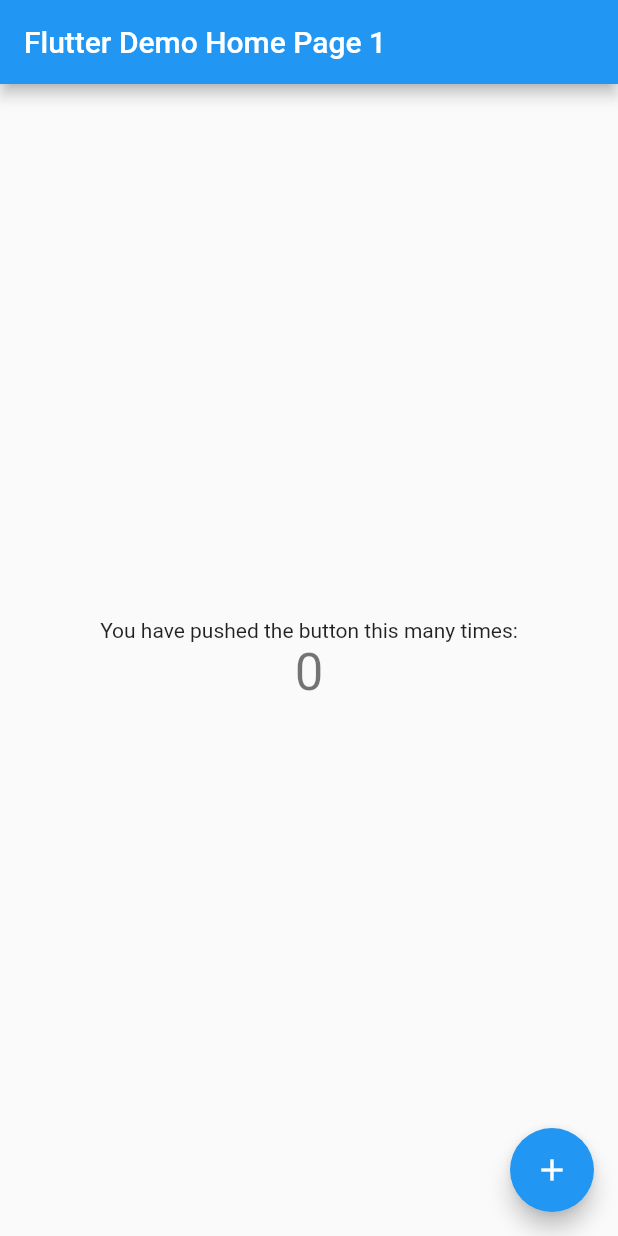
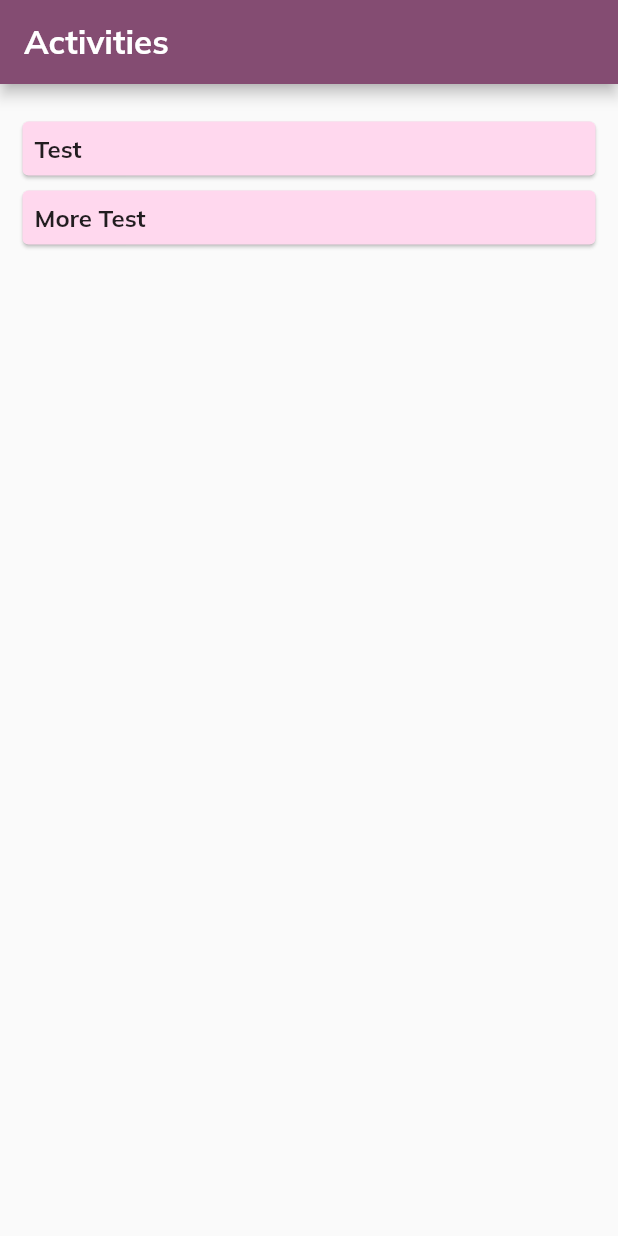
Before and after one commit to jonaspeter/get_my_life_in_order, a Flutter app: the screen it shows after launch, on a phone screen of 412 x 824 dp. Run offline on Flutter 3.47's test engine with Material 2 defaults, Android fonts, the phone set to English and light mode, and no system bars; our stand-ins replace freezed_annotation; generated files the repository leaves out were written again.

Commit message:
GMLIO-2 basic view to list all activities

```diff
--- /dev/null
+++ b/lib/domain/entities/activity.dart
@@ -0,0 +1,10 @@
+import 'package:freezed_annotation/freezed_annotation.dart';
+
+part 'activity.freezed.dart';
+
+@freezed
+class Activity with _$Activity {
+  const factory Activity({
+    required String name,
+}) = _Activity;
+}
--- a/lib/main.dart
+++ b/lib/main.dart
@@ -1,115 +1,28 @@
 import 'package:flutter/material.dart';
+
+import 'presentation/theme.dart' as Theme;
+import 'domain/entities/activity.dart';
+import 'presentation/activities_view.dart';
+
 
 void main() {
   runApp(const MyApp());
 }
 
+const _testActivities = [
+  Activity(name: "Test"),
+  Activity(name: "More Test"),
+];
+
 class MyApp extends StatelessWidget {
   const MyApp({super.key});
 
-  // This widget is the root of your application.
   @override
   Widget build(BuildContext context) {
     return MaterialApp(
-      title: 'Flutter Demo 1',
-      theme: ThemeData(
-        // This is the theme of your application.
-        //
-        // Try running your application with "flutter run". You'll see the
-        // application has a blue toolbar. Then, without quitting the app, try
-        // changing the primarySwatch below to Colors.green and then invoke
-        // "hot reload" (press "r" in the console where you ran "flutter run",
-        // or simply save your changes to "hot reload" in a Flutter IDE).
-        // Notice that the counter didn't reset back to zero; the application
-        // is not restarted.
-        primarySwatch: Colors.blue,
-      ),
-      home: const MyHomePage(title: 'Flutter Demo Home Page 1'),
+      title: 'Get My Life in Order',
+      theme: Theme.theme,
+      home: const ActivitiesView(activities: _testActivities),
     );
   }
 }
-
-class MyHomePage extends StatefulWidget {
-  const MyHomePage({super.key, required this.title});
-
-  // This widget is the home page of your application. It is stateful, meaning
-  // that it has a State object (defined below) that contains fields that affect
-  // how it looks.
-
-  // This class is the configuration for the state. It holds the values (in this
-  // case the title) provided by the parent (in this case the App widget) and
-  // used by the build method of the State. Fields in a Widget subclass are
-  // always marked "final".
-
-  final String title;
-
-  @override
-  State<MyHomePage> createState() => _MyHomePageState();
-}
-
-class _MyHomePageState extends State<MyHomePage> {
-  int _counter = 0;
-
-  void _incrementCounter() {
-    setState(() {
-      // This call to setState tells the Flutter framework that something has
-      // changed in this State, which causes it to rerun the build method below
-      // so that the display can reflect the updated values. If we changed
-      // _counter without calling setState(), then the build method would not be
-      // called again, and so nothing would appear to happen.
-      _counter++;
-    });
-  }
-
-  @override
-  Widget build(BuildContext context) {
-    // This method is rerun every time setState is called, for instance as done
-    // by the _incrementCounter method above.
-    //
-    // The Flutter framework has been optimized to make rerunning build methods
-    // fast, so that you can just rebuild anything that needs updating rather
-    // than having to individually change instances of widgets.
-    return Scaffold(
-      appBar: AppBar(
-        // Here we take the value from the MyHomePage object that was created by
-        // the App.build method, and use it to set our appbar title.
-        title: Text(widget.title),
-      ),
-      body: Center(
-        // Center is a layout widget. It takes a single child and positions it
-        // in the middle of the parent.
-        child: Column(
-          // Column is also a layout widget. It takes a list of children and
-          // arranges them vertically. By default, it sizes itself to fit its
-          // children horizontally, and tries to be as tall as its parent.
-          //
-          // Invoke "debug painting" (press "p" in the console, choose the
-          // "Toggle Debug Paint" action from the Flutter Inspector in Android
-          // Studio, or the "Toggle Debug Paint" command in Visual Studio Code)
-          // to see the wireframe for each widget.
-          //
-          // Column has various properties to control how it sizes itself and
-          // how it positions its children. Here we use mainAxisAlignment to
-          // center the children vertically; the main axis here is the vertical
-          // axis because Columns are vertical (the cross axis would be
-          // horizontal).
-          mainAxisAlignment: MainAxisAlignment.center,
-          children: <Widget>[
-            const Text(
-              'You have pushed the button this many times:',
-            ),
-            Text(
-              '$_counter',
-              style: Theme.of(context).textTheme.headline4,
-            ),
-          ],
-        ),
-      ),
-      floatingActionButton: FloatingActionButton(
-        onPressed: _incrementCounter,
-        tooltip: 'Increment',
-        child: const Icon(Icons.add),
-      ), // This trailing comma makes auto-formatting nicer for build methods.
-    );
-  }
-}
--- /dev/null
+++ b/lib/presentation/activities_view.dart
@@ -0,0 +1,27 @@
+import 'package:flutter/material.dart';
+import 'package:get_my_life_in_order/presentation/activity_card.dart';
+
+import '../domain/entities/activity.dart';
+
+class ActivitiesView extends StatelessWidget {
+  const ActivitiesView({super.key, required this.activities});
+
+  final List<Activity> activities;
+
+
+  @override
+  Widget build(BuildContext context) {
+    return Scaffold(
+      appBar: AppBar(
+        title: const Text("Activities"),
+      ),
+      body: Center(
+        child: ListView(
+          // mainAxisAlignment: MainAxisAlignment.center,
+          padding: const EdgeInsets.symmetric(horizontal: 10, vertical: 20),
+          children: activities.map((e) => ActivityCard(activity: e)).toList()),
+        ),
+    );
+  }
+
+}
--- /dev/null
+++ b/lib/presentation/activity_card.dart
@@ -0,0 +1,24 @@
+import 'package:flutter/material.dart';
+
+import '../domain/entities/activity.dart';
+
+class ActivityCard extends StatelessWidget {
+  const ActivityCard({required this.activity, Key? key}) : super(key: key);
+
+  final Activity activity;
+
+  @override
+  Widget build(BuildContext context) {
+    final theme = Theme.of(context);
+    return Material(
+        child: Card(
+            margin: EdgeInsets.all(5),
+            child: Padding(
+              padding: const EdgeInsets.all(8.0),
+              child: Text(
+                activity.name,
+                style: theme.textTheme.titleMedium,
+              ),
+            )));
+  }
+}
--- /dev/null
+++ b/lib/presentation/theme.dart
@@ -0,0 +1,13 @@
+import 'package:flutter/material.dart';
+
+final _scheme = ColorScheme.fromSeed(seedColor: const Color(0xFFD44FB3));
+
+final _textTheme = TextTheme(
+  titleLarge: TextStyle(fontFamily: "Mulish", fontWeight: FontWeight.bold, fontSize: 22),
+  titleMedium: TextStyle(fontFamily: "Mulish", fontWeight: FontWeight.bold, fontSize: 16),
+);
+
+final ThemeData theme = ThemeData(
+    colorScheme: ColorScheme.fromSeed(seedColor: const Color(0xFFD44FB3)),
+    cardColor: _scheme.primaryContainer,
+    textTheme: _textTheme);
```
Also changed, not shown: pubspec.yaml (+6 -6 lines), assets/fonts/Mulish-Italic-VariableFont_wght.ttf (added), assets/fonts/Mulish-VariableFont_wght.ttf (added), pubspec.lock, 1 other file.
